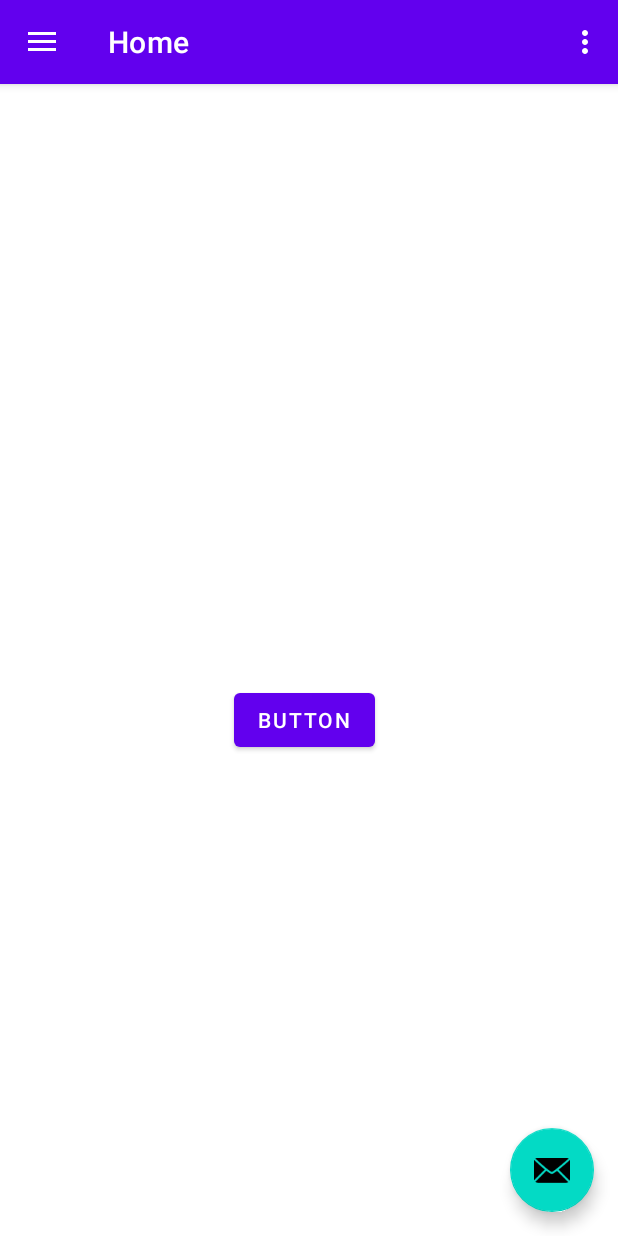
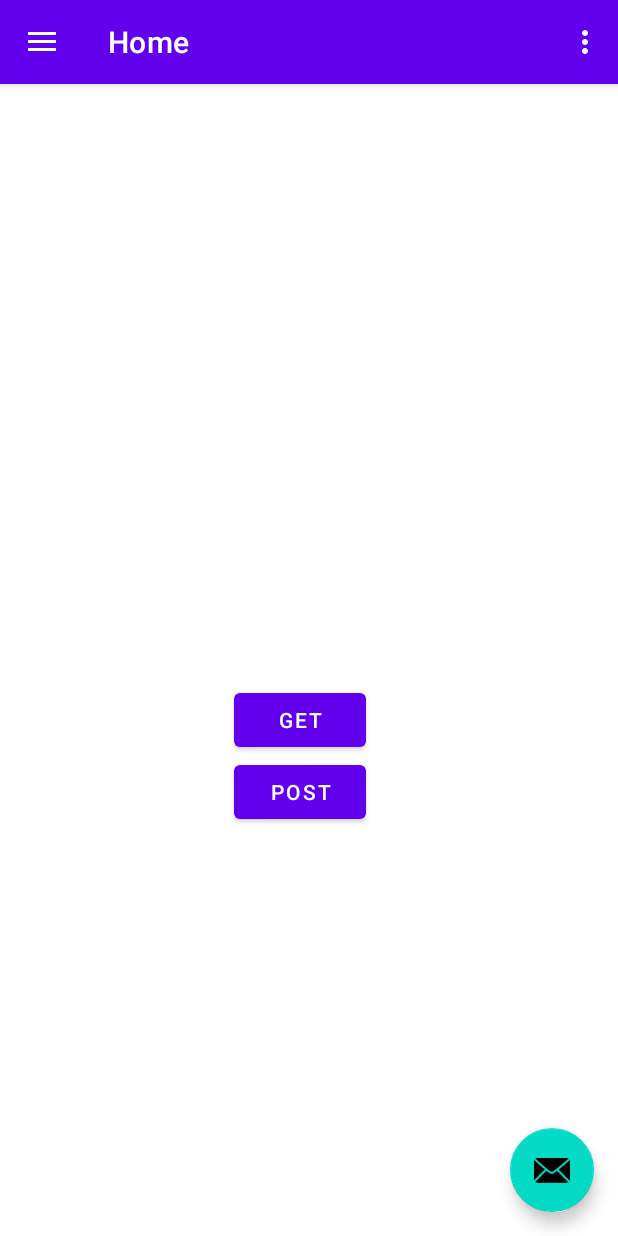
Before and after one commit to Erick-Pines/HackMTY_2021_TheFourBotmen, an Android app: the screen it shows after launch (MainActivity), on a phone screen of 412 x 824 dp. Run offline under Robolectric (Android 15) with nearby library versions, the phone set to English and light mode, and no system bars; our stand-ins replace Volley, navigation-ui.

Commit message:
Server interactions added
Application is capable of managing GET and POST requests from the server

```diff
--- a/App/app/src/main/AndroidManifest.xml
+++ b/App/app/src/main/AndroidManifest.xml
@@ -2,6 +2,9 @@
 <manifest xmlns:android="http://schemas.android.com/apk/res/android"
     package="com.thefourbotmen.hackmty">
 
+    <uses-permission android:name="android.permission.ACCESS_COARSE_LOCATION" />
+    <uses-permission android:name="android.permission.ACCESS_FINE_LOCATION" />
+    <uses-permission android:name="android.permission.ACCESS_BACKGROUND_LOCATION" />
     <uses-permission android:name="android.permission.INTERNET" />
     <application
         android:allowBackup="true"
--- a/App/app/src/main/java/com/thefourbotmen/hackmty/ui/home/HomeFragment.java
+++ b/App/app/src/main/java/com/thefourbotmen/hackmty/ui/home/HomeFragment.java
@@ -1,6 +1,12 @@
 package com.thefourbotmen.hackmty.ui.home;
 
+import android.content.Context;
+import android.location.Location;
+import android.location.LocationListener;
+import android.location.LocationManager;
 import android.os.Bundle;
+import android.os.Handler;
+import android.os.SystemClock;
 import android.util.Log;
 import android.view.LayoutInflater;
 import android.view.View;
@@ -19,16 +25,18 @@ import com.android.volley.Request;
 import com.android.volley.RequestQueue;
 import com.android.volley.Response;
 import com.android.volley.VolleyError;
+import com.android.volley.VolleyLog;
 import com.android.volley.toolbox.JsonObjectRequest;
-import com.android.volley.toolbox.StringRequest;
 import com.android.volley.toolbox.Volley;
-import com.google.gson.Gson;
 import com.thefourbotmen.hackmty.R;
 import com.thefourbotmen.hackmty.User;
 import com.thefourbotmen.hackmty.databinding.FragmentHomeBinding;
 
 import org.json.JSONException;
 import org.json.JSONObject;
+
+import java.util.HashMap;
+import java.util.Map;
 
 public class HomeFragment extends Fragment {
 
@@ -39,10 +47,16 @@ public class HomeFragment extends Fragment {
 
     private JSONObject jsonObject;
 
+    private Handler handler;
+    private LocationManager locationManager;
+    private double longitude;
+    private double latitude;
+
     private TextView txtResponse;
     private TextView txtJson;
 
-    private Button btnShowResult;
+    private Button btnGETRequest;
+    private Button btnPOSTRequest;
 
     public View onCreateView(@NonNull LayoutInflater inflater,
                              ViewGroup container, Bundle savedInstanceState) {
@@ -64,13 +78,24 @@ public class HomeFragment extends Fragment {
         txtResponse = root.findViewById(R.id.resultText);
         txtJson = root.findViewById(R.id.jsonText);
 
-        btnShowResult = root.findViewById(R.id.showResultBtn);
+        btnGETRequest = root.findViewById(R.id.getRequestBtn);
+        btnPOSTRequest = root.findViewById(R.id.postRequestBtn);
 
-        btnShowResult.setOnClickListener(new View.OnClickListener() {
+        btnGETRequest.setOnClickListener(new View.OnClickListener() {
             @Override
             public void onClick(View view) {
                 toastMessage("a");
-                request("json");
+                getRequest("json");
+            }
+        });
+
+        btnPOSTRequest.setOnClickListener(new View.OnClickListener() {
+            @Override
+            public void onClick(View view) {
+                User testUser = new User(2, "Pedro", false);
+                toastMessage("b");
+                postRequest("user/active", testUser.user_id);
+                txtJson.setText("");
             }
         });
 
@@ -83,7 +108,7 @@ public class HomeFragment extends Fragment {
         binding = null;
     }
 
-    public void request(String route){
+    public void getRequest(String route){
 
         RequestQueue queue = Volley.newRequestQueue(getContext());
         String url ="http://192.168.1.81:3000/" + route;
@@ -113,29 +138,41 @@ public class HomeFragment extends Fragment {
                 e.printStackTrace();
             }
         }
+    }
 
-        // Request a string response from the provided URL.
-        /*StringRequest stringRequest = new StringRequest(Request.Method.GET, url,
-            new Response.Listener<String>() {
+    public void postRequest(String route, int data) {
+
+        RequestQueue queue = Volley.newRequestQueue(getContext());
+        String url ="http://192.168.1.81:3000/" + route;
+
+        JSONObject params = new JSONObject();
+        try {
+            params.put("user_id", data);
+        } catch (JSONException e) {
+            e.printStackTrace();
+        }
+
+        JsonObjectRequest jsonObjectRequest = new JsonObjectRequest(Request.Method.POST, url, params,
+            new Response.Listener<JSONObject>() {
                 @Override
-                public void onResponse(String response) {
-                    //r = response;
-                    txtResponse.setText(response);
-                }
-            },
-            new Response.ErrorListener() {
-            @Override
-            public void onErrorResponse(VolleyError error) {
-                txtResponse.setText("Error");
-            }
-        });
+                    public void onResponse(JSONObject response)
+                    {
+                        txtResponse.setText(response.toString());
+                        Log.d(TAG, response.toString());
+                        //pDialog.hide();
+                    }
+                },
+                new Response.ErrorListener() {
 
-        queue.add(stringRequest);*/
+                    @Override
+                    public void onErrorResponse(VolleyError error)
+                    {
+                        VolleyLog.d(TAG, "Error: " + error.getMessage());
+                        //pDialog.hide();
+                    }
+                });
 
-        //json = txtResponse.getText().toString();
-        //res = gson.fromJson(txtResponse.getText().toString(), User.class);
-        //Log.d(TAG, txtResponse.getText().toString());
-        //txtJson.setText("id: " + res.user_id + " name: \"" + res.name + " is_active: " + res.is_active);
+        queue.add(jsonObjectRequest);
     }
 
     private void toastMessage(String message) {
--- a/App/app/src/main/res/layout/fragment_home.xml
+++ b/App/app/src/main/res/layout/fragment_home.xml
@@ -39,11 +39,20 @@
         app:layout_constraintVertical_bias="0.397" />
 
     <Button
-        android:id="@+id/showResultBtn"
+        android:id="@+id/getRequestBtn"
         android:layout_width="wrap_content"
         android:layout_height="wrap_content"
         android:layout_marginStart="156dp"
-        android:text="Button"
+        android:text="GET"
         app:layout_constraintStart_toStartOf="parent"
         app:layout_constraintTop_toBottomOf="@+id/resultText" />
+
+    <Button
+        android:id="@+id/postRequestBtn"
+        android:layout_width="wrap_content"
+        android:layout_height="wrap_content"
+        android:layout_marginStart="156dp"
+        android:text="POST"
+        app:layout_constraintStart_toStartOf="parent"
+        app:layout_constraintTop_toBottomOf="@+id/getRequestBtn" />
 </androidx.constraintlayout.widget.ConstraintLayout>
```
Also changed, not shown: App/app/src/main/java/com/thefourbotmen/hackmty/User.java (+5 -18 lines).
